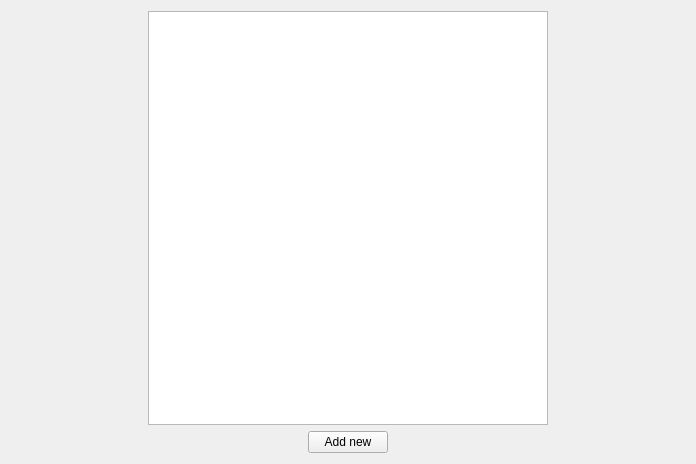
First picture: the form in pages/townspage.ui, repository FFH255/flights, before the edit.
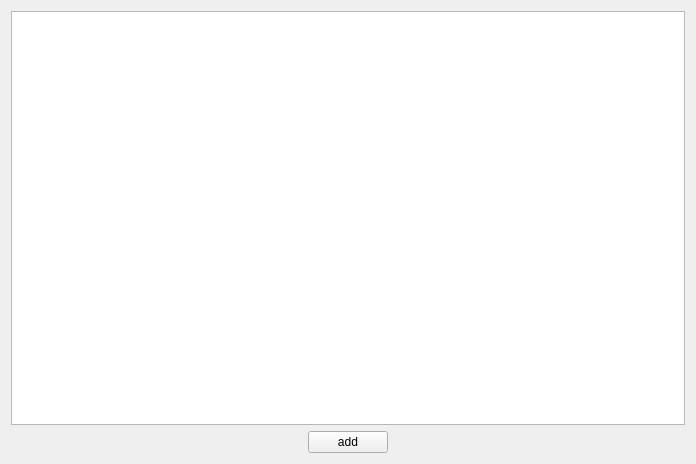
Second picture: the form after the edit.

Diff of the .ui file:
```diff
--- a/pages/townspage.ui
+++ b/pages/townspage.ui
@@ -14,19 +14,6 @@
    <string>Form</string>
   </property>
   <layout class="QHBoxLayout" name="horizontalLayout_2">
-   <item>
-    <spacer name="horizontalSpacer_4">
-     <property name="orientation">
-      <enum>Qt::Horizontal</enum>
-     </property>
-     <property name="sizeHint" stdset="0">
-      <size>
-       <width>40</width>
-       <height>20</height>
-      </size>
-     </property>
-    </spacer>
-   </item>
    <item>
     <layout class="QVBoxLayout" name="verticalLayout">
      <item>
@@ -57,7 +44,7 @@
        <item>
         <widget class="QPushButton" name="addNewTownPushButton">
          <property name="text">
-          <string>Add new</string>
+          <string>add</string>
          </property>
         </widget>
        </item>
@@ -78,19 +65,6 @@
      </item>
     </layout>
    </item>
-   <item>
-    <spacer name="horizontalSpacer_3">
-     <property name="orientation">
-      <enum>Qt::Horizontal</enum>
-     </property>
-     <property name="sizeHint" stdset="0">
-      <size>
-       <width>40</width>
-       <height>20</height>
-      </size>
-     </property>
-    </spacer>
-   </item>
   </layout>
  </widget>
  <resources/>
```
